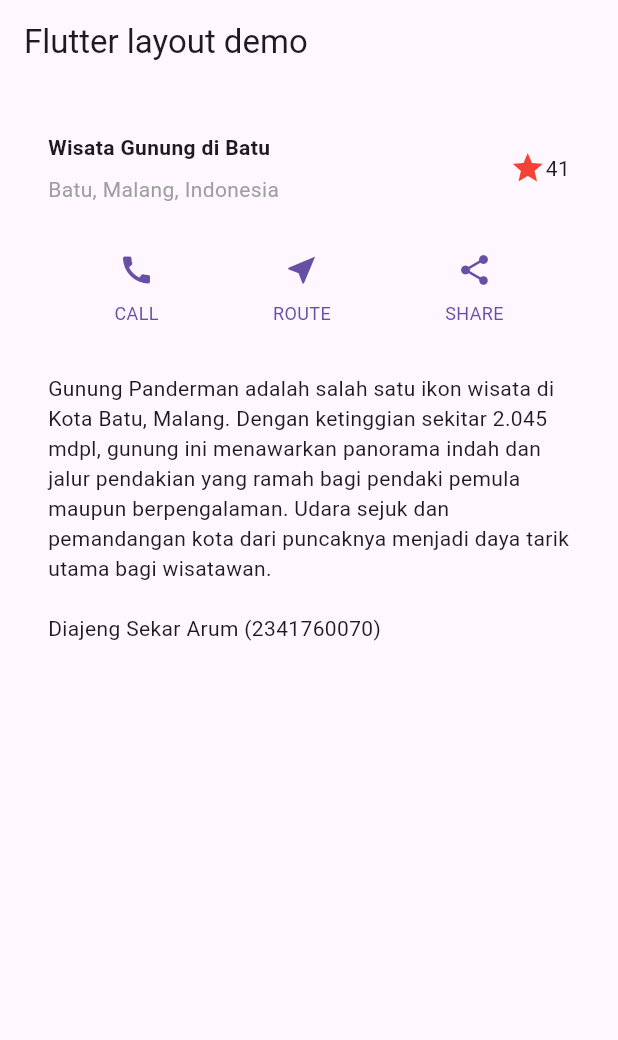
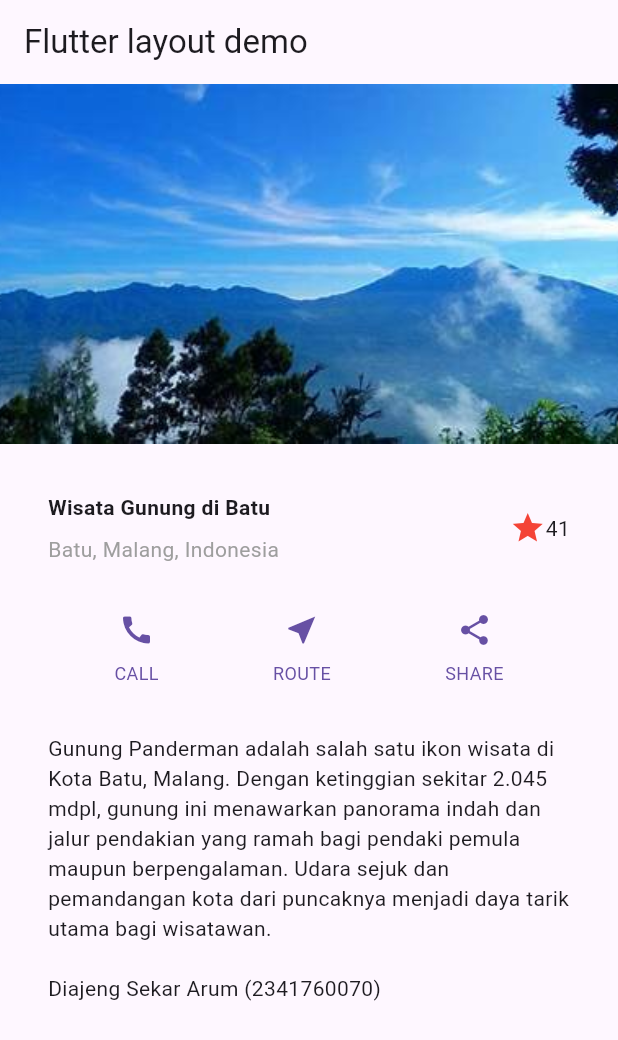
Before and after one commit to Diajengsekar/layout_dan_navigasi, a Flutter app: the screen it shows after launch, on a phone screen of 412 x 824 dp. Shown: the top 1040 px of the screen. Run offline on Flutter 3.47's test engine with Material 3 defaults, Android fonts, the phone set to English and light mode, and no system bars.

Commit message:
prak 4 - Langkah 2: Tambahkan gambar ke body

```diff
--- a/lib/main.dart
+++ b/lib/main.dart
@@ -78,6 +78,12 @@ class MyApp extends StatelessWidget {
         ),
         body: Column(
           children: [
+            Image.asset(
+              'images/gunung.jpg',
+              width: 600,
+              height: 240,
+              fit: BoxFit.cover,
+            ),
             titleSection,
             buttonSection,
             textSection
```
